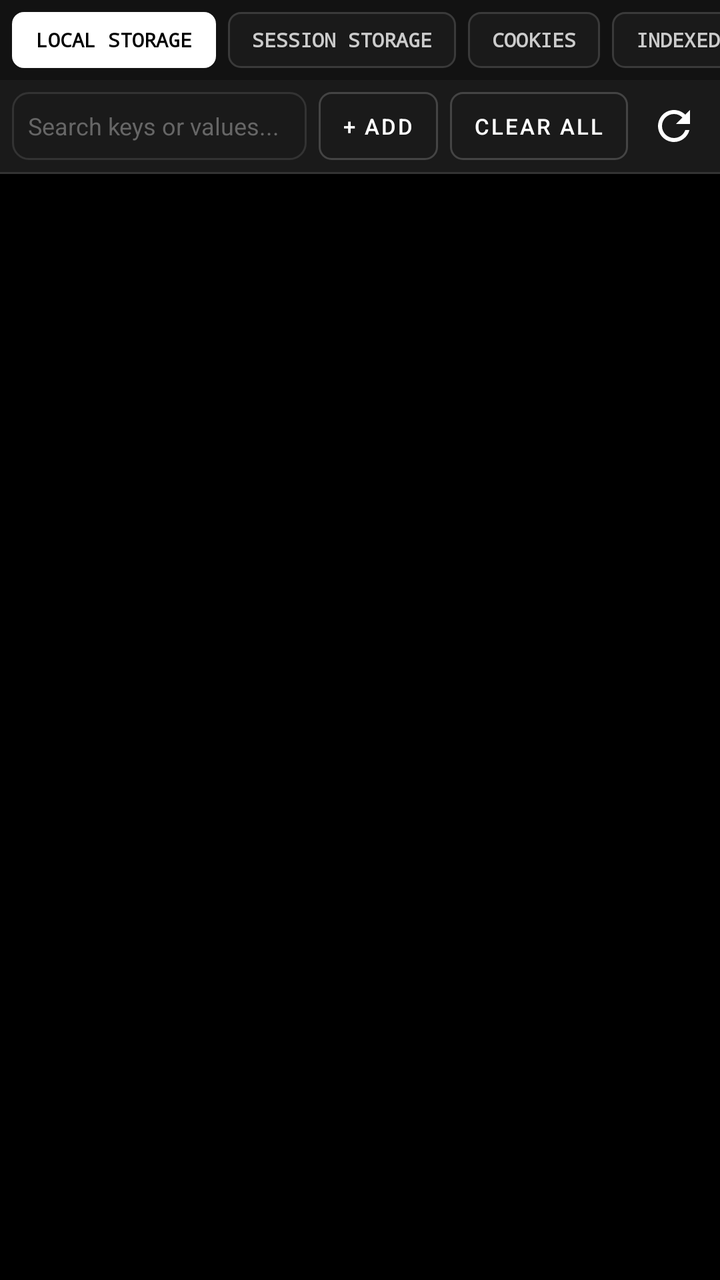
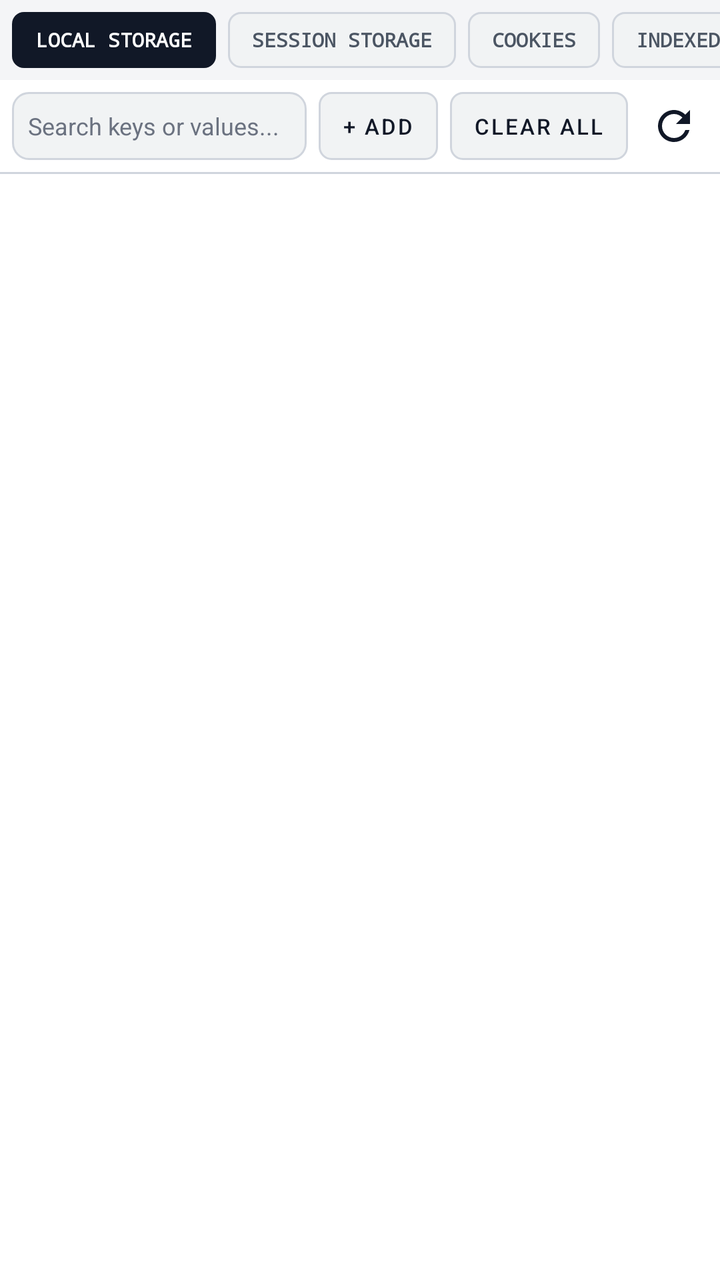

An Android layout rendered at two revisions. The XML below is the earlier revision; the diff shows what the commit changed to produce the second picture.
<!-- AndroidManifest.xml: application theme Theme.F12Browser -->
<!-- res/layout/panel_application.xml -->
<?xml version="1.0" encoding="utf-8"?>
<LinearLayout xmlns:android="http://schemas.android.com/apk/res/android"
    android:layout_width="match_parent"
    android:layout_height="match_parent"
    android:orientation="vertical"
    android:background="@color/bg_black">

    
    <HorizontalScrollView
        android:layout_width="match_parent"
        android:layout_height="wrap_content"
        android:scrollbars="none"
        android:background="@color/bg_dark">

        <LinearLayout
            android:layout_width="wrap_content"
            android:layout_height="40dp"
            android:orientation="horizontal"
            android:gravity="center_vertical"
            android:paddingHorizontal="6dp">

            <TextView
                android:id="@+id/tab_storage_local"
                android:layout_width="wrap_content"
                android:layout_height="28dp"
                android:gravity="center"
                android:paddingHorizontal="12dp"
                android:background="@drawable/bg_tab_selected"
                android:text="LOCAL STORAGE"
                android:textColor="#000000"
                android:textSize="10sp"
                android:textStyle="bold"
                android:fontFamily="monospace"
                android:clickable="true"
                android:focusable="true"
                android:layout_marginEnd="6dp" />

            <TextView
                android:id="@+id/tab_storage_session"
                android:layout_width="wrap_content"
                android:layout_height="28dp"
                android:gravity="center"
                android:paddingHorizontal="12dp"
                android:background="@drawable/bg_tab_unselected"
                android:text="SESSION STORAGE"
                android:textColor="#CCCCCC"
                android:textSize="10sp"
                android:textStyle="bold"
                android:fontFamily="monospace"
                android:clickable="true"
                android:focusable="true"
                android:layout_marginEnd="6dp" />

            <TextView
                android:id="@+id/tab_storage_cookies"
                android:layout_width="wrap_content"
                android:layout_height="28dp"
                android:gravity="center"
                android:paddingHorizontal="12dp"
                android:background="@drawable/bg_tab_unselected"
                android:text="COOKIES"
                android:textColor="#CCCCCC"
                android:textSize="10sp"
                android:textStyle="bold"
                android:fontFamily="monospace"
                android:clickable="true"
                android:focusable="true"
                android:layout_marginEnd="6dp" />

            <TextView
                android:id="@+id/tab_storage_indexeddb"
                android:layout_width="wrap_content"
                android:layout_height="28dp"
                android:gravity="center"
                android:paddingHorizontal="12dp"
                android:background="@drawable/bg_tab_unselected"
                android:text="INDEXEDDB"
                android:textColor="#CCCCCC"
                android:textSize="10sp"
                android:textStyle="bold"
                android:fontFamily="monospace"
                android:clickable="true"
                android:focusable="true" />
        </LinearLayout>
    </HorizontalScrollView>

    
    <LinearLayout
        android:layout_width="match_parent"
        android:layout_height="wrap_content"
        android:orientation="horizontal"
        android:padding="6dp"
        android:gravity="center_vertical"
        android:background="@color/bg_surface">

        <EditText
            android:id="@+id/storage_search"
            android:layout_width="0dp"
            android:layout_height="34dp"
            android:layout_weight="1"
            android:background="@drawable/bg_toolbar_edittext"
            android:hint="Search keys or values..."
            android:textColor="@color/text_primary"
            android:textColorHint="@color/text_tertiary"
            android:textSize="12sp"
            android:paddingHorizontal="8dp"
            android:singleLine="true" />

        <Button
            android:id="@+id/btn_add_storage"
            android:layout_width="wrap_content"
            android:layout_height="34dp"
            android:paddingHorizontal="12dp"
            android:layout_marginStart="6dp"
            android:background="@drawable/bg_button_dark"
            android:text="+ ADD"
            android:textColor="@color/text_primary"
            android:textSize="11sp" />

        <Button
            android:id="@+id/btn_clear_storage"
            android:layout_width="wrap_content"
            android:layout_height="34dp"
            android:paddingHorizontal="12dp"
            android:layout_marginStart="6dp"
            android:background="@drawable/bg_button_dark"
            android:text="CLEAR ALL"
            android:textColor="@color/text_primary"
            android:textSize="11sp" />

        <ImageButton
            android:id="@+id/btn_refresh_storage"
            android:layout_width="34dp"
            android:layout_height="34dp"
            android:layout_marginStart="6dp"
            android:background="?attr/selectableItemBackground"
            android:src="@drawable/ic_refresh"
            android:contentDescription="Refresh" />
    </LinearLayout>

    <View
        android:layout_width="match_parent"
        android:layout_height="1dp"
        android:background="@color/border_color" />

    
    <androidx.recyclerview.widget.RecyclerView
        android:id="@+id/recycler_storage"
        android:layout_width="match_parent"
        android:layout_height="match_parent"
        android:scrollbars="vertical" />
</LinearLayout>
<!-- resources referenced by this layout -->
<resources>
  <color name="bg_black">#000000</color>
  <color name="bg_dark">#121212</color>
  <color name="bg_surface">#1A1A1A</color>
  <color name="border_color">#333333</color>
  <color name="text_primary">#FFFFFF</color>
  <color name="text_tertiary">#666666</color>
  <!-- drawable bg_button_dark (drawable) -->
  <ripple xmlns:android="http://schemas.android.com/apk/res/android"
      android:color="#33FFFFFF">
      <item>
          <shape android:shape="rectangle">
              <solid android:color="#1A1A1A" />
              <stroke android:width="1dp" android:color="#444444" />
              <corners android:radius="6dp" />
              <padding
                  android:left="12dp"
                  android:top="8dp"
                  android:right="12dp"
                  android:bottom="8dp" />
          </shape>
      </item>
  </ripple>
  <!-- drawable bg_tab_selected (drawable) -->
  <?xml version="1.0" encoding="utf-8"?>
  <ripple xmlns:android="http://schemas.android.com/apk/res/android"
      android:color="#33000000">
      <item>
          <shape android:shape="rectangle">
              <solid android:color="#FFFFFF" />
              <corners android:radius="6dp" />
          </shape>
      </item>
  </ripple>
  <!-- drawable bg_tab_unselected (drawable) -->
  <?xml version="1.0" encoding="utf-8"?>
  <ripple xmlns:android="http://schemas.android.com/apk/res/android"
      android:color="#33FFFFFF">
      <item>
          <shape android:shape="rectangle">
              <solid android:color="#1A1A1A" />
              <stroke android:width="1dp" android:color="#3A3A3A" />
              <corners android:radius="6dp" />
          </shape>
      </item>
  </ripple>
  <!-- drawable bg_toolbar_edittext (drawable) -->
  <shape xmlns:android="http://schemas.android.com/apk/res/android"
      android:shape="rectangle">
      <solid android:color="#1A1A1A" />
      <stroke android:width="1dp" android:color="#333333" />
      <corners android:radius="8dp" />
      <padding
          android:left="10dp"
          android:top="6dp"
          android:right="10dp"
          android:bottom="6dp" />
  </shape>
  <!-- drawable ic_refresh (drawable) -->
  <vector xmlns:android="http://schemas.android.com/apk/res/android"
      android:width="24dp"
      android:height="24dp"
      android:viewportWidth="24"
      android:viewportHeight="24">
      <path
          android:fillColor="#FFFFFF"
          android:pathData="M17.65,6.35C16.2,4.9 14.21,4 12,4c-4.42,0 -7.99,3.58 -7.99,8s3.57,8 7.99,8c3.73,0 6.84,-2.55 7.73,-6h-2.08c-0.82,2.33 -3.04,4 -5.65,4 -3.31,0 -6,-2.69 -6,-6s2.69,-6 6,-6c1.66,0 3.14,0.69 4.22,1.78L13,11h7V4l-2.35,2.35z"/>
  </vector>
  <style name="Theme.F12Browser" parent="Theme.MaterialComponents.NoActionBar">
          
          <item name="colorPrimary">@color/bg_black</item>
          <item name="colorPrimaryVariant">@color/bg_dark</item>
          <item name="colorOnPrimary">@color/text_primary</item>
          
          
          <item name="colorSecondary">@color/accent_white</item>
          <item name="colorSecondaryVariant">@color/accent_gray</item>
          <item name="colorOnSecondary">@color/bg_black</item>
          
          
          <item name="android:colorBackground">@color/bg_black</item>
          <item name="colorSurface">@color/bg_surface</item>
          <item name="colorOnSurface">@color/text_primary</item>
          
          
          <item name="android:statusBarColor">@color/bg_black</item>
          <item name="android:navigationBarColor">@color/bg_black</item>
          <item name="android:windowLightStatusBar" tools:targetApi="m">false</item>
          <item name="android:windowLightNavigationBar" tools:targetApi="o_mr1">false</item>
  
          
          <item name="materialButtonStyle">@style/Widget.F12.Button</item>
      </style>
  <color name="accent_white">#FFFFFF</color>
  <color name="accent_gray">#888888</color>
  <style name="Widget.F12.Button" parent="Widget.MaterialComponents.Button">
          <item name="android:insetTop">0dp</item>
          <item name="android:insetBottom">0dp</item>
          <item name="android:insetLeft">0dp</item>
          <item name="android:insetRight">0dp</item>
          <item name="android:minHeight">0dp</item>
          <item name="android:minWidth">0dp</item>
          <item name="backgroundTint">@null</item>
          <item name="rippleColor">#33FFFFFF</item>
          <item name="android:stateListAnimator">@null</item>
          <item name="android:textAllCaps">false</item>
      </style>
</resources>

<!-- the commit's change to res/layout/panel_application.xml (unified diff, before → after) -->
@@ -27,7 +27,7 @@
                 android:paddingHorizontal="12dp"
                 android:background="@drawable/bg_tab_selected"
                 android:text="LOCAL STORAGE"
-                android:textColor="#000000"
+                android:textColor="@color/bg_black"
                 android:textSize="10sp"
                 android:textStyle="bold"
                 android:fontFamily="monospace"
@@ -43,7 +43,7 @@
                 android:paddingHorizontal="12dp"
                 android:background="@drawable/bg_tab_unselected"
                 android:text="SESSION STORAGE"
-                android:textColor="#CCCCCC"
+                android:textColor="@color/text_secondary"
                 android:textSize="10sp"
                 android:textStyle="bold"
                 android:fontFamily="monospace"
@@ -59,7 +59,7 @@
                 android:paddingHorizontal="12dp"
                 android:background="@drawable/bg_tab_unselected"
                 android:text="COOKIES"
-                android:textColor="#CCCCCC"
+                android:textColor="@color/text_secondary"
                 android:textSize="10sp"
                 android:textStyle="bold"
                 android:fontFamily="monospace"
@@ -75,7 +75,7 @@
                 android:paddingHorizontal="12dp"
                 android:background="@drawable/bg_tab_unselected"
                 android:text="INDEXEDDB"
-                android:textColor="#CCCCCC"
+                android:textColor="@color/text_secondary"
                 android:textSize="10sp"
                 android:textStyle="bold"
                 android:fontFamily="monospace"
<!-- resource entries referenced after the edit -->
@@ -1,18 +1,19 @@
 <!-- resources referenced by this layout -->
 <resources>
-  <color name="bg_black">#000000</color>
-  <color name="bg_dark">#121212</color>
-  <color name="bg_surface">#1A1A1A</color>
-  <color name="border_color">#333333</color>
-  <color name="text_primary">#FFFFFF</color>
-  <color name="text_tertiary">#666666</color>
+  <color name="bg_black">#FFFFFF</color>
+  <color name="bg_dark">#F4F5F7</color>
+  <color name="bg_surface">#FFFFFF</color>
+  <color name="border_color">#D0D5DD</color>
+  <color name="text_primary">#111827</color>
+  <color name="text_secondary">#4B5563</color>
+  <color name="text_tertiary">#6B7280</color>
   <!-- drawable bg_button_dark (drawable) -->
   <ripple xmlns:android="http://schemas.android.com/apk/res/android"
-      android:color="#33FFFFFF">
+      android:color="@color/border_color">
       <item>
           <shape android:shape="rectangle">
-              <solid android:color="#1A1A1A" />
-              <stroke android:width="1dp" android:color="#444444" />
+              <solid android:color="@color/bg_surface_elevated" />
+              <stroke android:width="1dp" android:color="@color/border_color" />
               <corners android:radius="6dp" />
               <padding
                   android:left="12dp"
@@ -25,10 +26,10 @@
   <!-- drawable bg_tab_selected (drawable) -->
   <?xml version="1.0" encoding="utf-8"?>
   <ripple xmlns:android="http://schemas.android.com/apk/res/android"
-      android:color="#33000000">
+      android:color="@color/border_color">
       <item>
           <shape android:shape="rectangle">
-              <solid android:color="#FFFFFF" />
+              <solid android:color="@color/accent_white" />
               <corners android:radius="6dp" />
           </shape>
       </item>
@@ -36,11 +37,11 @@
   <!-- drawable bg_tab_unselected (drawable) -->
   <?xml version="1.0" encoding="utf-8"?>
   <ripple xmlns:android="http://schemas.android.com/apk/res/android"
-      android:color="#33FFFFFF">
+      android:color="@color/border_color">
       <item>
           <shape android:shape="rectangle">
-              <solid android:color="#1A1A1A" />
-              <stroke android:width="1dp" android:color="#3A3A3A" />
+              <solid android:color="@color/bg_surface_elevated" />
+              <stroke android:width="1dp" android:color="@color/border_color" />
               <corners android:radius="6dp" />
           </shape>
       </item>
@@ -48,8 +49,8 @@
   <!-- drawable bg_toolbar_edittext (drawable) -->
   <shape xmlns:android="http://schemas.android.com/apk/res/android"
       android:shape="rectangle">
-      <solid android:color="#1A1A1A" />
-      <stroke android:width="1dp" android:color="#333333" />
+      <solid android:color="@color/bg_surface_elevated" />
+      <stroke android:width="1dp" android:color="@color/border_color" />
       <corners android:radius="8dp" />
       <padding
           android:left="10dp"
@@ -64,10 +65,10 @@
       android:viewportWidth="24"
       android:viewportHeight="24">
       <path
-          android:fillColor="#FFFFFF"
+          android:fillColor="@color/text_primary"
           android:pathData="M17.65,6.35C16.2,4.9 14.21,4 12,4c-4.42,0 -7.99,3.58 -7.99,8s3.57,8 7.99,8c3.73,0 6.84,-2.55 7.73,-6h-2.08c-0.82,2.33 -3.04,4 -5.65,4 -3.31,0 -6,-2.69 -6,-6s2.69,-6 6,-6c1.66,0 3.14,0.69 4.22,1.78L13,11h7V4l-2.35,2.35z"/>
   </vector>
-  <style name="Theme.F12Browser" parent="Theme.MaterialComponents.NoActionBar">
+  <style name="Theme.F12Browser" parent="Theme.MaterialComponents.DayNight.NoActionBar">
           
           <item name="colorPrimary">@color/bg_black</item>
           <item name="colorPrimaryVariant">@color/bg_dark</item>
@@ -86,14 +87,15 @@
           
           <item name="android:statusBarColor">@color/bg_black</item>
           <item name="android:navigationBarColor">@color/bg_black</item>
-          <item name="android:windowLightStatusBar" tools:targetApi="m">false</item>
-          <item name="android:windowLightNavigationBar" tools:targetApi="o_mr1">false</item>
+          <item name="android:windowLightStatusBar" tools:targetApi="m">true</item>
+          <item name="android:windowLightNavigationBar" tools:targetApi="o_mr1">true</item>
   
           
           <item name="materialButtonStyle">@style/Widget.F12.Button</item>
       </style>
-  <color name="accent_white">#FFFFFF</color>
-  <color name="accent_gray">#888888</color>
+  <color name="bg_surface_elevated">#F1F3F4</color>
+  <color name="accent_white">#111827</color>
+  <color name="accent_gray">#6B7280</color>
   <style name="Widget.F12.Button" parent="Widget.MaterialComponents.Button">
           <item name="android:insetTop">0dp</item>
           <item name="android:insetBottom">0dp</item>
@@ -102,7 +104,7 @@
           <item name="android:minHeight">0dp</item>
           <item name="android:minWidth">0dp</item>
           <item name="backgroundTint">@null</item>
-          <item name="rippleColor">#33FFFFFF</item>
+          <item name="rippleColor">#22000000</item>
           <item name="android:stateListAnimator">@null</item>
           <item name="android:textAllCaps">false</item>
       </style>
